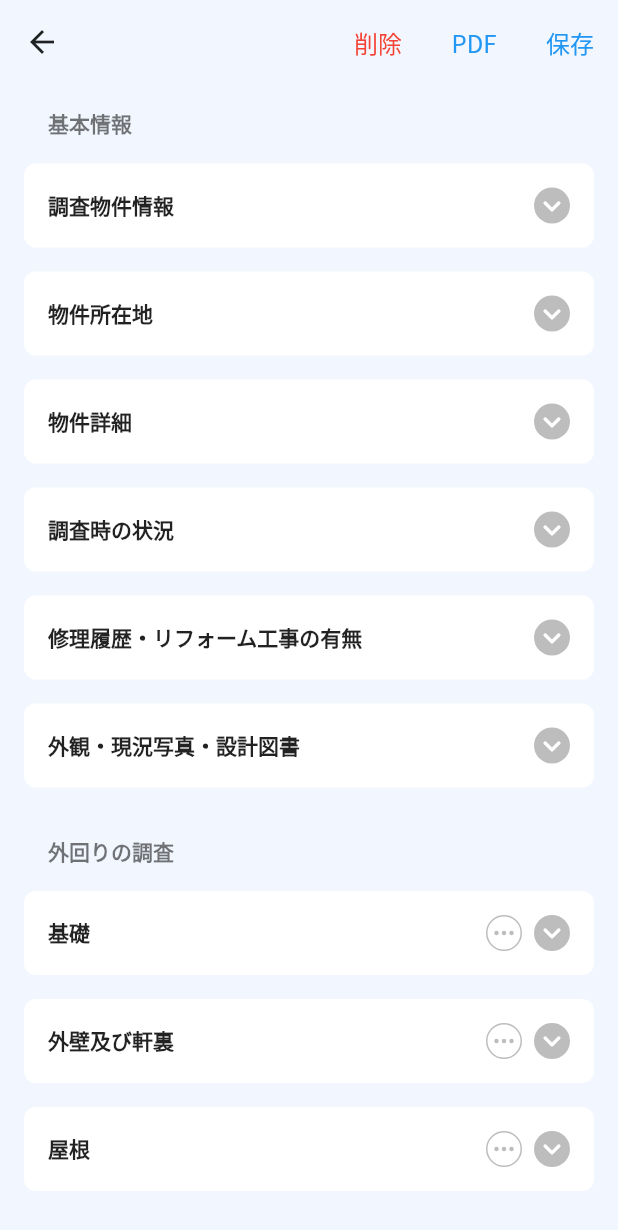
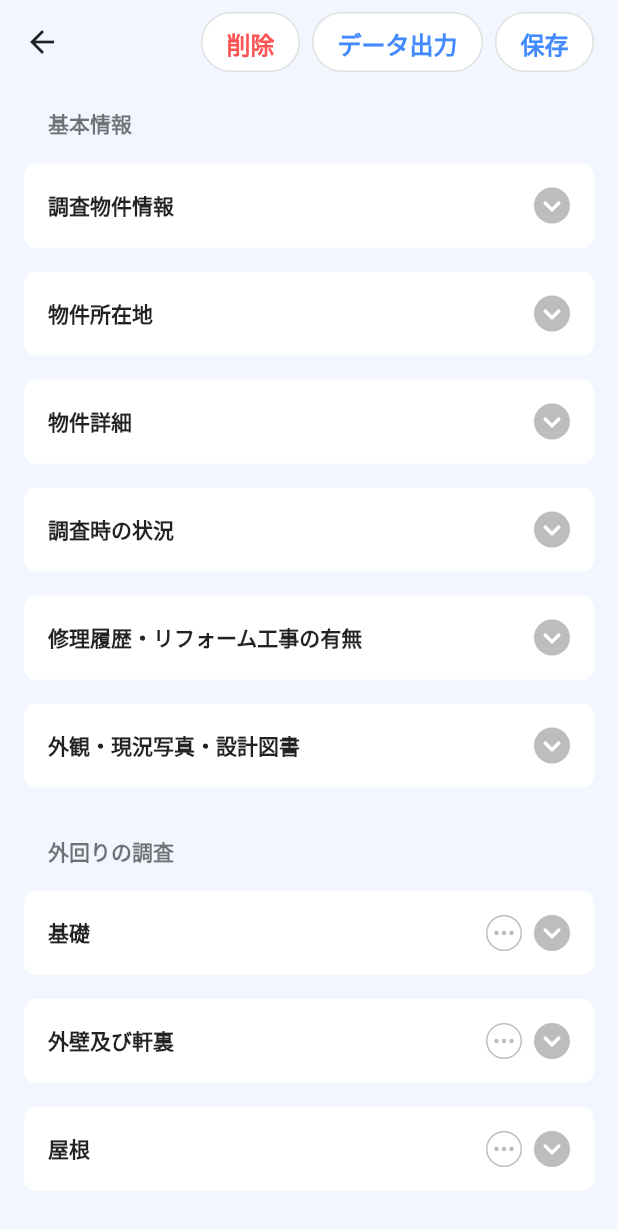
Before and after one commit to son/inspection_app, a Flutter app: the screen it shows once a user with an empty profile is signed in, after a tap on "物件調査を追加", on a phone screen of 412 x 824 dp. Shown: the top 1230 px of the screen. Run offline on Flutter 3.47's test engine with Material 3 defaults, Android fonts, the phone set to English and light mode, and no system bars; our stand-ins replace bot_toast, cached_network_image, cloud_firestore, dropdown_button2, firebase_auth, firebase_core and 8 more; accounts and stored records are empty; network calls fail.

Commit message:
add snackbar

```diff
--- a/lib/data/providers/inspection_provider.dart
+++ b/lib/data/providers/inspection_provider.dart
@@ -24,6 +24,7 @@ import 'package:inspection_app/data/entities/roof/roof.dart';
 import 'package:inspection_app/data/entities/roof_frame/roof_frame.dart';
 import 'package:inspection_app/data/providers/inspection_list_provider.dart';
 import 'package:inspection_app/data/repositories/image_repository.dart';
+import 'package:inspection_app/ui/components/notification_bar.dart';
 
 final inspectionProvider =
     StateNotifierProvider.family<InspectionNotifier, Inspection, String>(
@@ -239,10 +240,12 @@ class InspectionNotifier extends StateNotifier<Inspection> {
   }
 
   Future<List<Photo>> createNewPhotos(List<String> paths) async {
+    final cancel = NotificationBar.showUploading();
     final urls = await Future.wait(paths.map(
         (path) => ref.read(imageRepositoryProvider).uploadImage(path))).then(
       (value) => value.whereType<String>().toList(),
     );
+    cancel();
     return urls.map((url) => Photo(image: url)).toList();
   }
 
--- a/lib/main.dart
+++ b/lib/main.dart
@@ -1,3 +1,4 @@
+import 'package:bot_toast/bot_toast.dart';
 import 'package:firebase_core/firebase_core.dart';
 import 'package:flutter/material.dart';
 import 'package:hooks_riverpod/hooks_riverpod.dart';
@@ -28,6 +29,10 @@ class App extends StatelessWidget {
           background: Colors.white,
         ),
       ),
+      builder: BotToastInit(),
+      navigatorObservers: [
+        BotToastNavigatorObserver(),
+      ],
       home: const SignInPage(),
     );
   }
--- a/lib/ui/components/round_button.dart
+++ b/lib/ui/components/round_button.dart
@@ -6,8 +6,9 @@ class RoundButton extends StatelessWidget {
   const RoundButton({
     Key? key,
     required this.title,
-    required this.textColor,
-    required this.backgroundColor,
+    this.textColor = Colors.white,
+    this.backgroundColor = Colors.blueAccent,
+    this.borderColor,
     this.icon,
     this.isEnable = true,
     required this.onTap,
@@ -16,6 +17,7 @@ class RoundButton extends StatelessWidget {
   final String title;
   final Color textColor;
   final Color backgroundColor;
+  final Color? borderColor;
   final Widget? icon;
   final bool isEnable;
   final Function() onTap;
@@ -33,6 +35,10 @@ class RoundButton extends StatelessWidget {
             decoration: BoxDecoration(
               color: backgroundColor,
               borderRadius: BorderRadius.circular(40),
+              border: Border.all(
+                color: borderColor ?? backgroundColor,
+                width: 1,
+              ),
             ),
             child: Row(
               children: [
--- a/lib/ui/pages/inspection/inspection_page.dart
+++ b/lib/ui/pages/inspection/inspection_page.dart
@@ -6,7 +6,9 @@ import 'package:hooks_riverpod/hooks_riverpod.dart';
 import 'package:inspection_app/data/providers/inspection_list_provider.dart';
 import 'package:inspection_app/data/providers/inspection_provider.dart';
 import 'package:inspection_app/ui/components/confirm_dialog.dart';
+import 'package:inspection_app/ui/components/notification_bar.dart';
 import 'package:inspection_app/ui/components/primary_app_bar.dart';
+import 'package:inspection_app/ui/components/round_button.dart';
 import 'package:inspection_app/ui/components/text_styles.dart';
 import 'package:inspection_app/ui/pages/inspection/sections/ant_damage_section.dart';
 import 'package:inspection_app/ui/pages/inspection/sections/balcony_section.dart';
@@ -64,8 +66,12 @@ class InspectionPage extends HookConsumerWidget {
         extendBodyBehindAppBar: true,
         appBar: PrimaryAppBar(
           actions: [
-            TextButton(
-              onPressed: () async {
+            RoundButton(
+              title: '削除',
+              textColor: Colors.redAccent,
+              backgroundColor: Colors.white,
+              borderColor: Colors.black12,
+              onTap: () async {
                 final canGo = await ConfirmDialog.show(
                   context: context,
                   title: '削除しますか？',
@@ -74,29 +80,30 @@ class InspectionPage extends HookConsumerWidget {
                 if (!canGo) return;
                 await controller.deleteInspection(inspectionId);
                 Navigator.of(context).pop();
+                NotificationBar.showDelete();
               },
-              child: Text(
-                '削除',
-                style: TextStyles.n16.copyWith(color: Colors.red),
-              ),
             ),
-            TextButton(
-              onPressed: () {},
-              child: Text(
-                'PDF',
-                style: TextStyles.n16.copyWith(color: Colors.blue),
-              ),
+            const SizedBox(width: 8),
+            RoundButton(
+              title: 'データ出力',
+              textColor: Colors.blueAccent,
+              backgroundColor: Colors.white,
+              borderColor: Colors.black12,
+              onTap: () async {},
             ),
-            TextButton(
-              onPressed: () async {
+            const SizedBox(width: 8),
+            RoundButton(
+              title: '保存',
+              textColor: Colors.blueAccent,
+              backgroundColor: Colors.white,
+              borderColor: Colors.black12,
+              onTap: () async {
                 final inspection = ref.read(inspectionProvider(inspectionId));
                 await controller.updateInspection(inspection);
+                NotificationBar.showSave();
               },
-              child: Text(
-                '保存',
-                style: TextStyles.n16.copyWith(color: Colors.blue),
-              ),
             ),
+            const SizedBox(width: 16),
           ],
         ),
         body: ProviderScope(
--- a/pubspec.yaml
+++ b/pubspec.yaml
@@ -28,6 +28,7 @@ dependencies:
   cached_network_image: ^3.3.0
   animated_menu: ^1.0.2
   custom_pop_up_menu: ^1.2.4
+  bot_toast: ^4.1.3
 
   # firebase
   firebase_core: ^2.24.0
```
Also changed, not shown: lib/ui/components/notification_bar.dart (added, +106 -0 lines), pubspec.lock.
